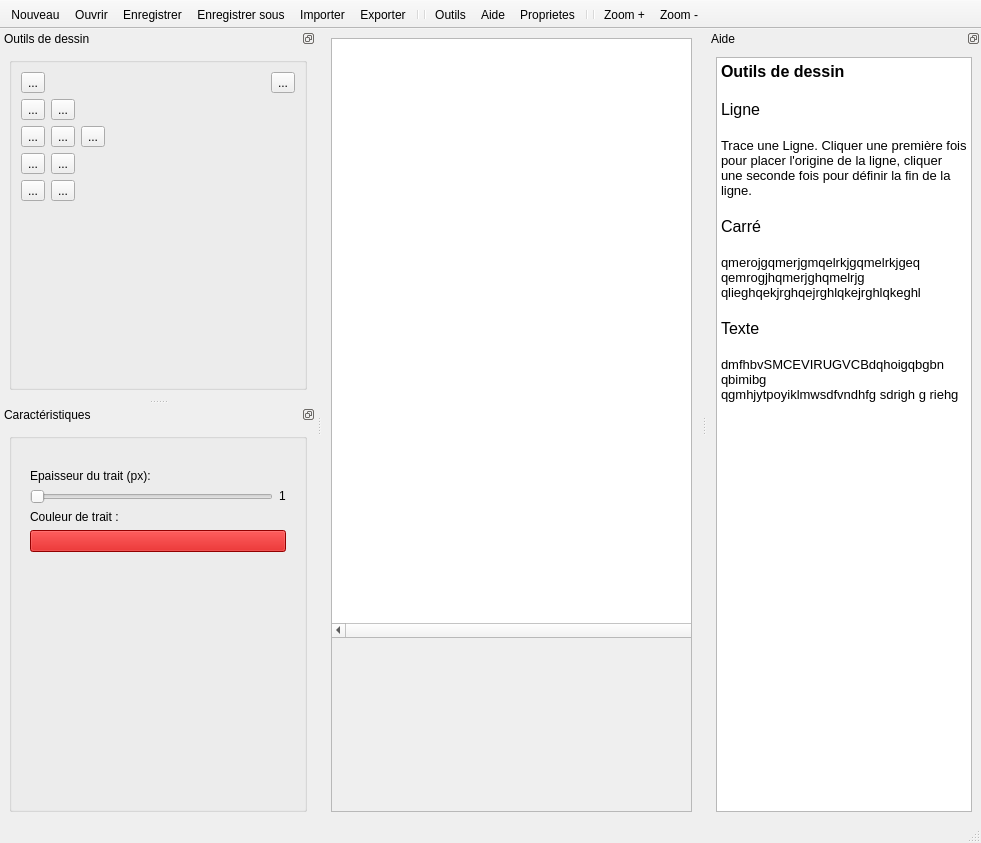
Before: the Qt Designer form mainwindow.ui in BARRY-JN/M1---vectorial-draw-application, drawn with Qt 5.
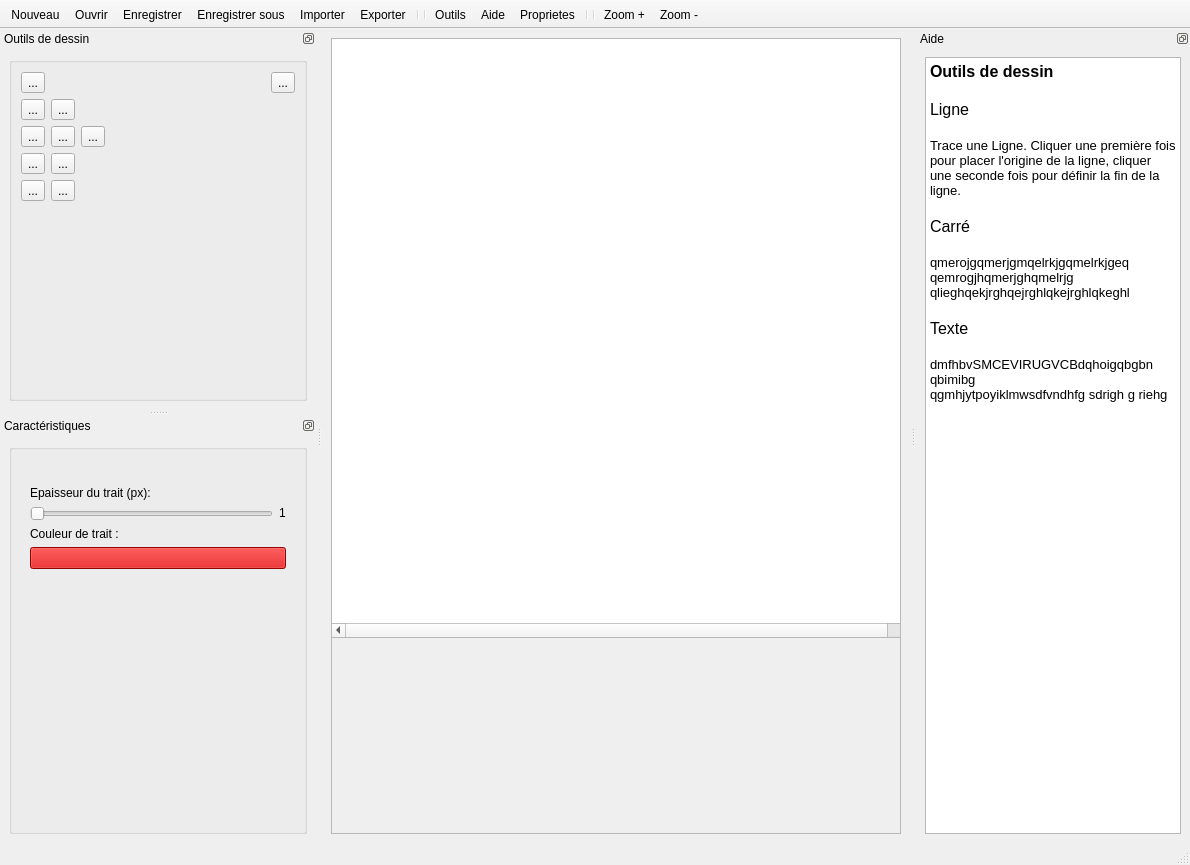
After: the same form once the commit is applied. The open tabs and pages were chosen to show the change. Icons and pictures are not drawn. Custom widgets are drawn as their Qt base class.

Diff of the .ui file:
```diff
--- a/mainwindow.ui
+++ b/mainwindow.ui
@@ -6,12 +6,12 @@
    <rect>
     <x>0</x>
     <y>0</y>
-    <width>981</width>
-    <height>843</height>
+    <width>1190</width>
+    <height>865</height>
    </rect>
   </property>
   <property name="sizePolicy">
-   <sizepolicy hsizetype="MinimumExpanding" vsizetype="MinimumExpanding">
+   <sizepolicy hsizetype="Expanding" vsizetype="Expanding">
     <horstretch>0</horstretch>
     <verstretch>0</verstretch>
    </sizepolicy>
```
Left out of the diff: 2 changed lines with no effect on the pictures.
